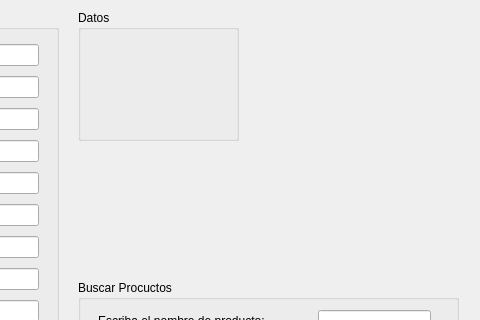
This is mainwindow.ui in jairoaguilarts/Desktop-App-Proyect as Qt 5 draws it before an edit; both pictures show x 292 to 772 and y 0 to 320 of the 772 by 720 pixel window. The edited form follows.
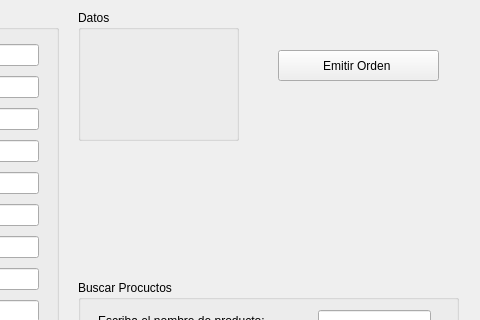
This is the edited form.

Diff of the .ui file:
```diff
--- a/mainwindow.ui
+++ b/mainwindow.ui
@@ -349,6 +349,19 @@
      </layout>
     </widget>
    </widget>
+   <widget class="QPushButton" name="emitirorden">
+    <property name="geometry">
+     <rect>
+      <x>570</x>
+      <y>50</y>
+      <width>161</width>
+      <height>31</height>
+     </rect>
+    </property>
+    <property name="text">
+     <string>Emitir Orden </string>
+    </property>
+   </widget>
   </widget>
   <widget class="QMenuBar" name="menubar">
    <property name="geometry">
```
Left out of the diff: 2 changed lines with no effect on the pictures.
